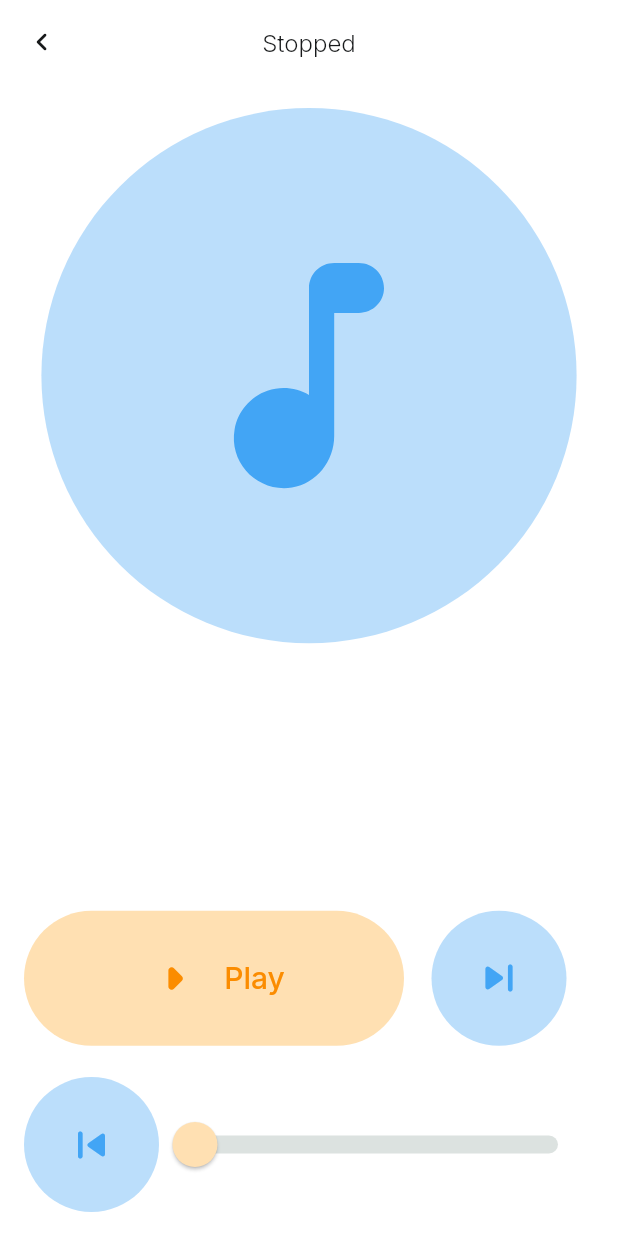
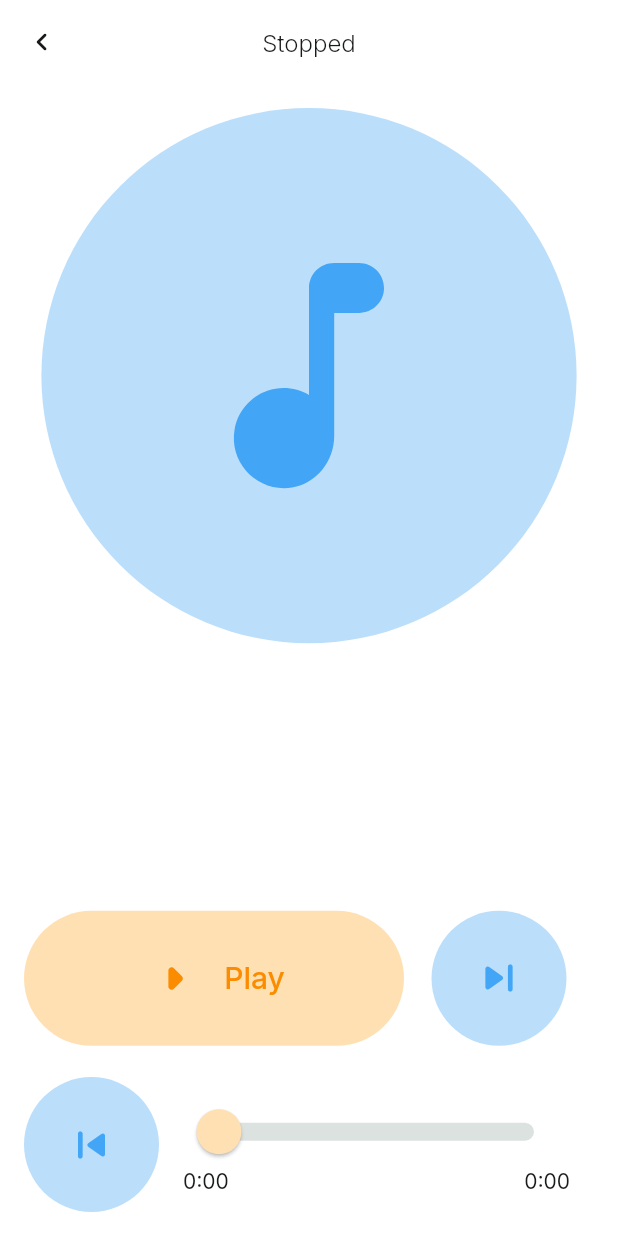
Before and after one commit to hakouguelfen/mousika, a Flutter app: the screen it shows after launch, after a tap on the "music note" icon, on a phone screen of 412 x 824 dp. Run offline on Flutter 3.47's test engine with Material 2 defaults, Android fonts, the phone set to English and light mode, and no system bars; our stand-ins replace audio_service, get_it, google_fonts, just_audio, on_audio_query, permission_handler and 1 more; missing offline and left inert: app_settings.

Commit message:
add timestamps to music slider

```diff
--- a/lib/screens/musicPlayer/components/music_slider.dart
+++ b/lib/screens/musicPlayer/components/music_slider.dart
@@ -1,4 +1,5 @@
 import 'package:flutter/material.dart';
+import 'package:music_play/constants.dart';
 import 'package:music_play/manager/page_manager.dart';
 import 'package:music_play/notifiers/progressbar_notifier.dart';
 import 'package:music_play/services/service_locator.dart';
@@ -13,12 +14,26 @@ class MusicSlider extends StatefulWidget {
 class _MusicSliderState extends State<MusicSlider> {
   final pageManager = getIt<PageManager>();
 
+  String _getTimeString(Duration time) {
+    final minutes =
+        time.inMinutes.remainder(Duration.minutesPerHour).toString();
+    final seconds = time.inSeconds
+        .remainder(Duration.secondsPerMinute)
+        .toString()
+        .padLeft(2, '0');
+    return time.inHours > 0
+        ? "${time.inHours}:${minutes.padLeft(2, "0")}:$seconds"
+        : "$minutes:$seconds";
+  }
+
   @override
   Widget build(BuildContext context) {
     return ValueListenableBuilder<ProgressBarState>(
       valueListenable: pageManager.progressNotifier,
       builder: (_, dynamic progressVal, __) {
-        return Slider(
+        return Column(
+          children: [
+            Slider(
               min: 0.0,
               value: progressVal.current.inSeconds.toDouble(),
               max: progressVal.total.inSeconds.toDouble(),
@@ -28,6 +43,15 @@ class _MusicSliderState extends State<MusicSlider> {
                   pageManager.seek(position);
                 });
               },
+            ),
+            Row(
+              mainAxisAlignment: MainAxisAlignment.spaceBetween,
+              children: [
+                Text(_getTimeString(progressVal.current)),
+                Text(_getTimeString(progressVal.total)),
+              ],
+            )
+          ],
         );
       },
     );
--- a/lib/screens/musicPlayer/music_player.dart
+++ b/lib/screens/musicPlayer/music_player.dart
@@ -154,9 +154,7 @@ class _MusicPlayerState extends State<MusicPlayer> {
               flex: 1,
               child: FloatingActionButton.large(
                 heroTag: null,
-                onPressed: () {
-                  pageManager.next();
-                },
+                onPressed: () => pageManager.next(),
                 child: Icon(
                   Icons.skip_next_rounded,
                   size: Theme.of(context).iconTheme.size,
@@ -173,9 +171,7 @@ class _MusicPlayerState extends State<MusicPlayer> {
           children: [
             FloatingActionButton.large(
               heroTag: null,
-              onPressed: () {
-                pageManager.previous();
-              },
+              onPressed: () => pageManager.previous(),
               child: Icon(
                 Icons.skip_previous_rounded,
                 size: Theme.of(context).iconTheme.size,
@@ -183,7 +179,10 @@ class _MusicPlayerState extends State<MusicPlayer> {
               elevation: 0,
             ),
             const Expanded(
-              child: MusicSlider(),
+              child: Padding(
+                padding: EdgeInsets.symmetric(horizontal: defaultPadding),
+                child: MusicSlider(),
+              ),
             ),
           ],
         )
```
Also changed, not shown: lib/theme.dart (+18 -0 lines). Lines whose indentation alone changed are shown as unchanged.
